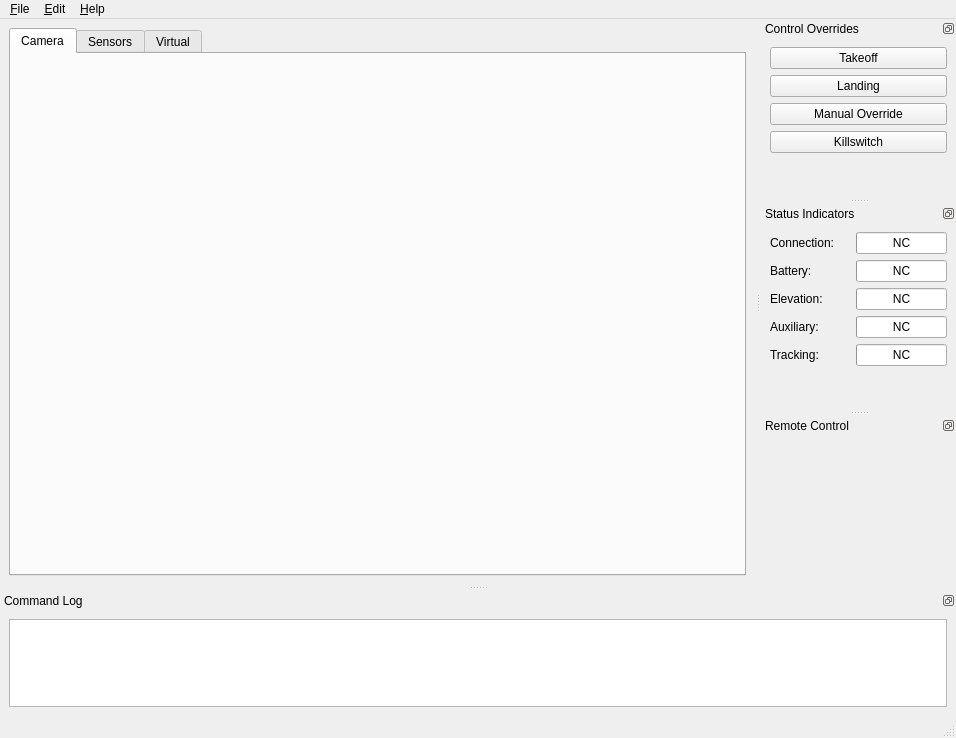
This is heliview/src/ApplicationFrame.ui in gcsmith/ktgt-uav-desktop as Qt 5 draws it before an edit. The edited form follows.
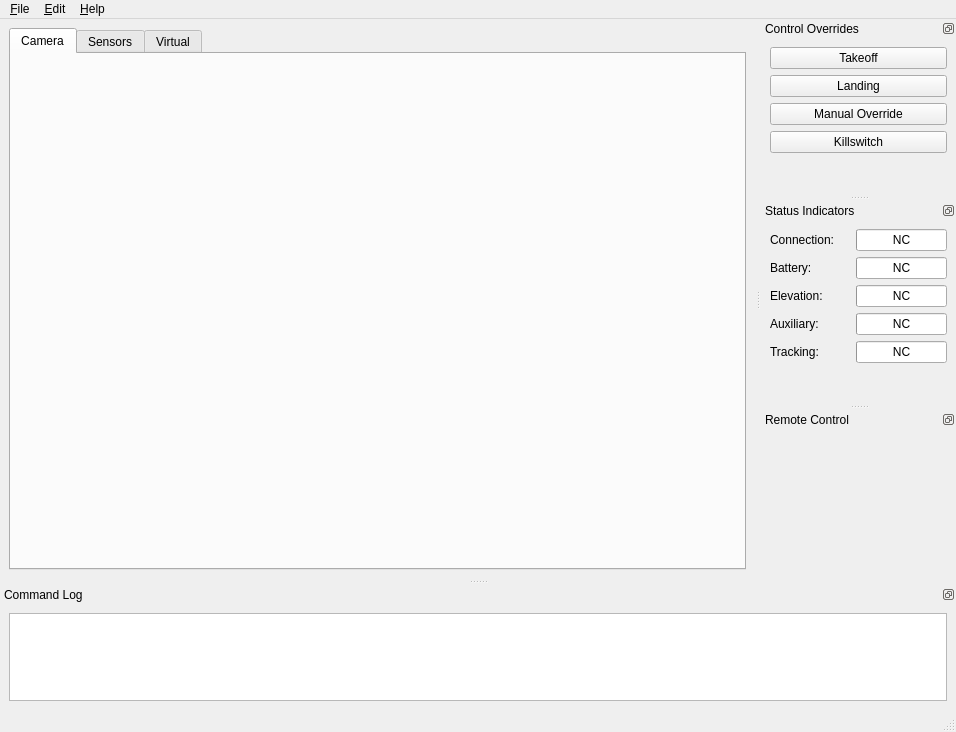
This is the edited form. Icons and pictures are not drawn.

```diff
--- a/heliview/src/ApplicationFrame.ui
+++ b/heliview/src/ApplicationFrame.ui
@@ -7,7 +7,7 @@
     <x>0</x>
     <y>0</y>
     <width>956</width>
-    <height>738</height>
+    <height>732</height>
    </rect>
   </property>
   <property name="windowTitle">
@@ -598,7 +598,7 @@
         <string>&lt;!DOCTYPE HTML PUBLIC &quot;-//W3C//DTD HTML 4.0//EN&quot; &quot;http://www.w3.org/TR/REC-html40/strict.dtd&quot;&gt;
 &lt;html&gt;&lt;head&gt;&lt;meta name=&quot;qrichtext&quot; content=&quot;1&quot; /&gt;&lt;style type=&quot;text/css&quot;&gt;
 p, li { white-space: pre-wrap; }
-&lt;/style&gt;&lt;/head&gt;&lt;body style=&quot; font-family:'Sans'; font-size:10pt; font-weight:400; font-style:normal;&quot;&gt;
+&lt;/style&gt;&lt;/head&gt;&lt;body style=&quot; font-family:'Tahoma'; font-size:8pt; font-weight:400; font-style:normal;&quot;&gt;
 &lt;p style=&quot;-qt-paragraph-type:empty; margin-top:0px; margin-bottom:0px; margin-left:0px; margin-right:0px; -qt-block-indent:0; text-indent:0px; font-family:'Sans Serif'; font-size:9pt;&quot;&gt;&lt;/p&gt;&lt;/body&gt;&lt;/html&gt;</string>
        </property>
        <property name="tabStopWidth">
```
Left out of the diff: 8 changed lines with no effect on the pictures.
